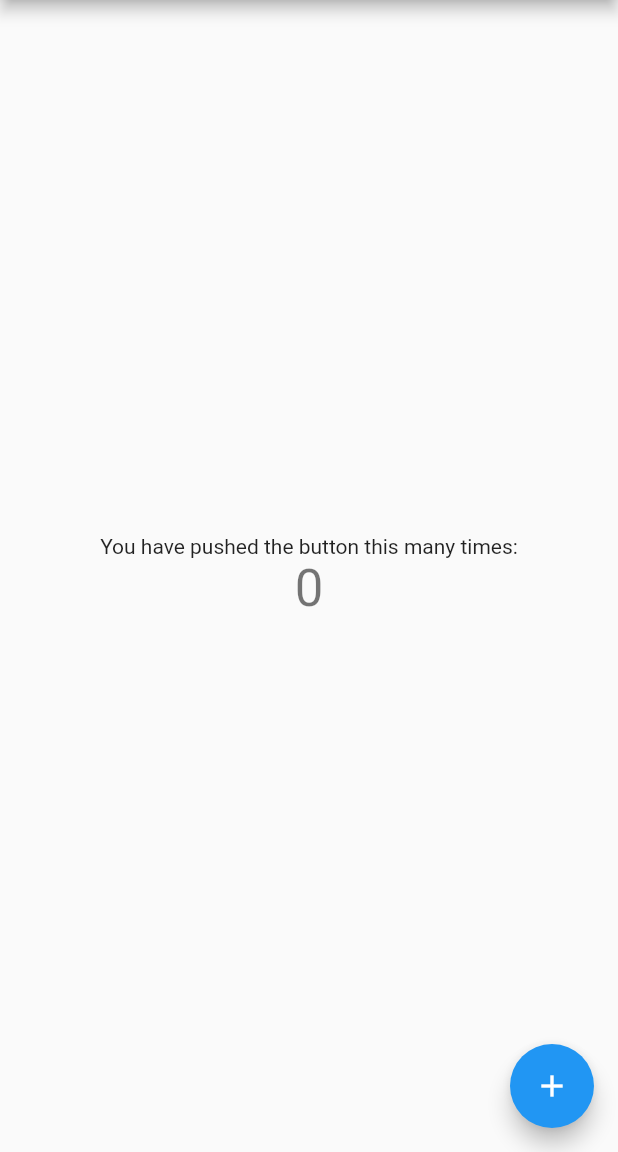
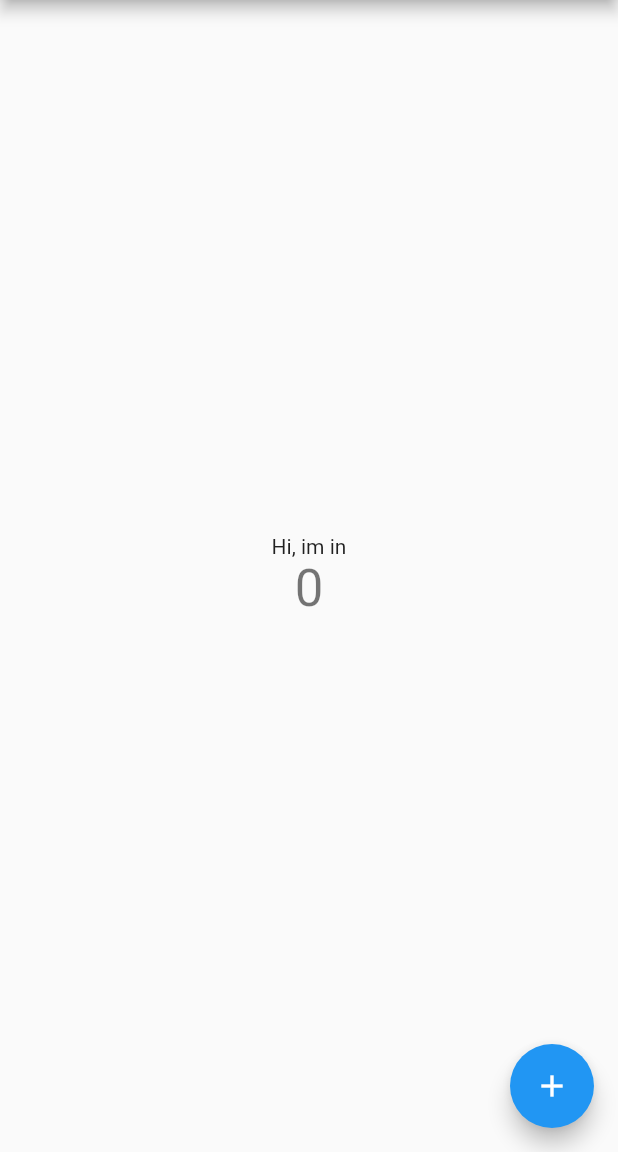
Before and after one commit to shafiur-rahman/flutter_app_test, a Flutter app: the screen it shows after launch, on a phone screen of 412 x 824 dp, the part 84-1236 px from its top. Run offline on Flutter 3.47's test engine with Material 2 defaults, Android fonts, the phone set to English and light mode, and no system bars.

Commit message:
changes on text file

```diff
--- a/lib/main.dart
+++ b/lib/main.dart
@@ -92,7 +92,7 @@ class _MyHomePageState extends State<MyHomePage> {
           mainAxisAlignment: MainAxisAlignment.center,
           children: <Widget>[
             Text(
-              'You have pushed the button this many times:',
+              'Hi, im in'
             ),
             Text(
               '$_counter',
```
